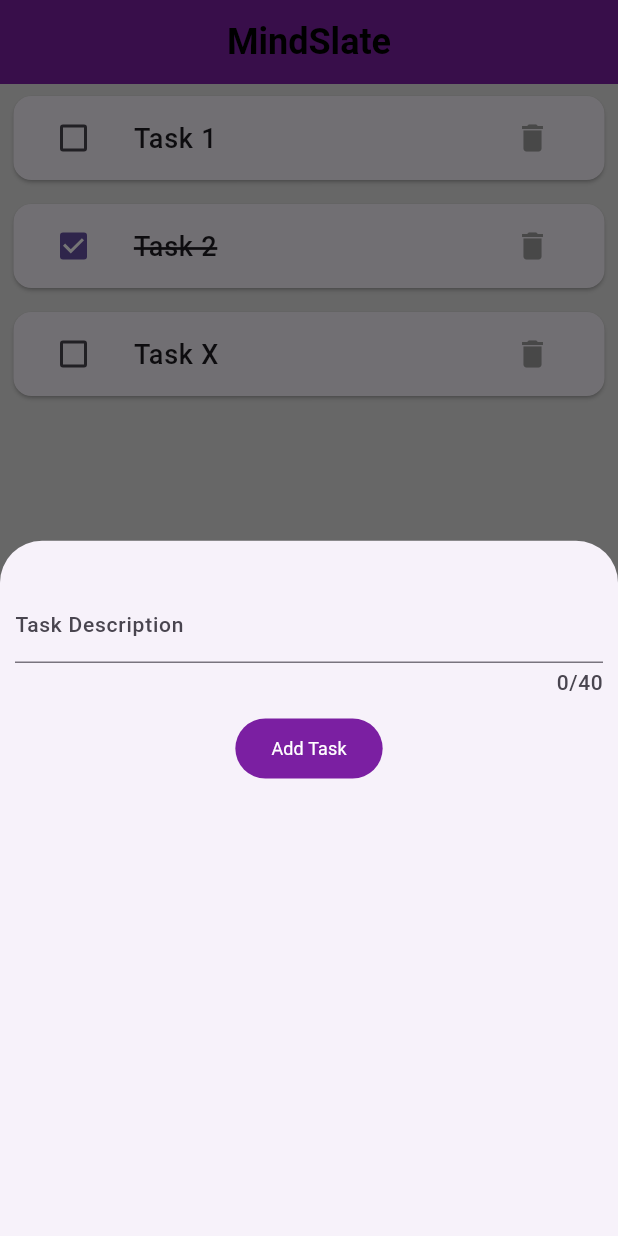
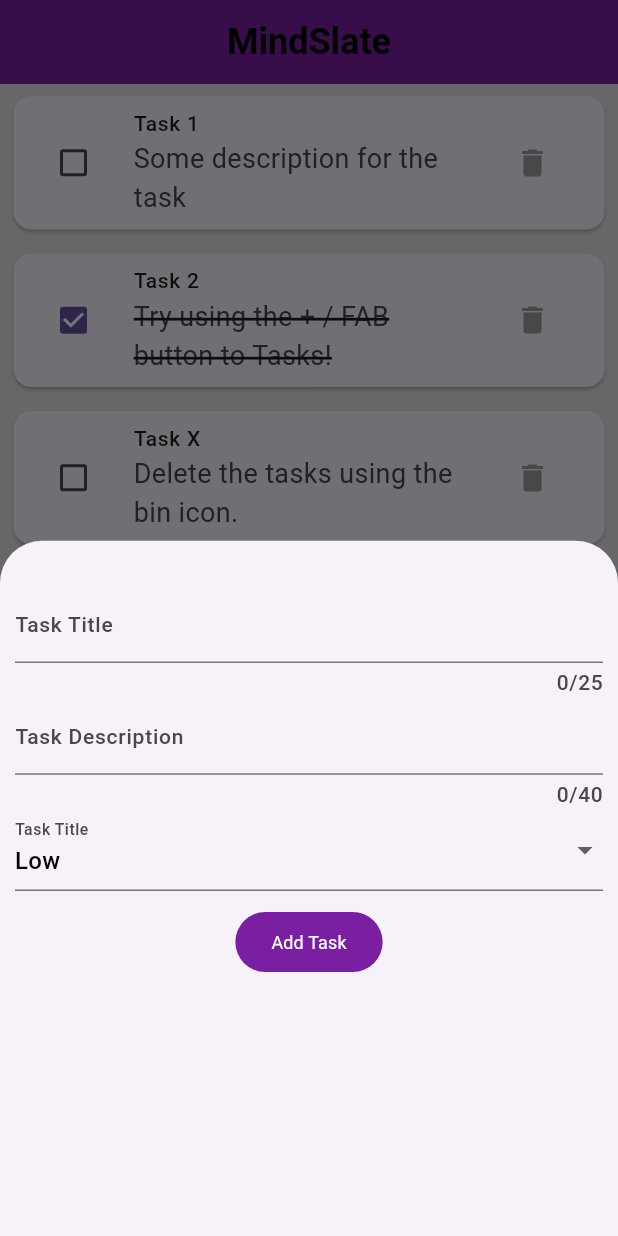
Before and after one commit to Pixel-Code-Hub206/MindSlate, a Flutter app: the screen it shows after launch, after a tap on the "add" icon, on a phone screen of 412 x 824 dp. Run offline on Flutter 3.47's test engine with Material 3 defaults, Android fonts, the phone set to English and light mode, and no system bars; our stand-ins replace device_preview; Roboto replaces fonts that are missing (Poppins).

Commit message:
Added titles for the tasks and a dropdown menu to assign priorities to the task. Declared a fixed set of priorities within the task definition

```diff
--- a/lib/models/tasks.dart
+++ b/lib/models/tasks.dart
@@ -1,10 +1,24 @@
 import 'package:flutter/material.dart';
 
+enum Priority{
+  urgent(color: Colors.red, pTitle: 'Urgent'),  //Priority defined in the form of a Priority instance
+  high(color: Colors.deepOrange, pTitle: 'High'),
+  medium(color: Colors.yellow, pTitle: 'Medium'),
+  low(color: Colors.green, pTitle: 'Low');
+
+ final Color color;
+ final String pTitle;
+
+  const Priority({required this.color, required this.pTitle});
+}
+
 class Tasks{
+  String isTitle = "";
   String isBody = "";
   bool isDone = false;
+  Priority priority;  //Saving custom priorities in an instance of the Priority object names priority
 
-  Tasks({required this.isBody, required this.isDone}); //Labelled parameter using braces {}
+  Tasks({required this.isTitle, required this.isBody, required this.priority, required this.isDone}); //Labelled parameter using braces {}
 
   void toggleDone()
   {
--- a/lib/pages/home_screen.dart
+++ b/lib/pages/home_screen.dart
@@ -12,12 +12,14 @@ class Home extends StatefulWidget {
 class _HomeState extends State<Home> {
 
   final _formGlobalKey = GlobalKey<FormState>();
+  String _taskTitle = '';
   String _taskBody = '';
+  Priority _selectedPriority = Priority.low;
 
   final List<Tasks> _tasks = [
-    Tasks(isBody: 'Task 1', isDone: false),
-    Tasks(isBody: 'Task 2', isDone: true),
-    Tasks(isBody: 'Task X', isDone: false),
+    Tasks(isTitle: 'Task 1', isBody: 'Some description for the task', priority: Priority.medium, isDone: false),
+    Tasks(isTitle: 'Task 2', isBody: 'Try using the + / FAB button to Tasks!', priority: Priority.medium, isDone: true),
+    Tasks(isTitle: 'Task X', isBody: 'Delete the tasks using the bin icon.', priority: Priority.medium, isDone: false),
   ];
 
   @override
@@ -43,6 +45,17 @@ class _HomeState extends State<Home> {
                     ),
 
                       title: Text(
+                        '${_tasks[index].isTitle}',
+                        // style: TextStyle(
+                        //   fontSize: 18.0,
+                        //   decoration: _tasks[index].isDone  //If the task is finished
+                        //       ? TextDecoration.lineThrough    //Strike it!
+                        //       : TextDecoration.none,
+                        //   decorationThickness: _tasks[index].isDone ? 2 : null,
+                        // ),
+                      ),
+
+                    subtitle: Text(
                       '${_tasks[index].isBody}',
                       style: TextStyle(
                         fontSize: 18.0,
@@ -52,6 +65,7 @@ class _HomeState extends State<Home> {
                         decorationThickness: _tasks[index].isDone ? 2 : null,
                       ),
                     ),
+
                     trailing: IconButton(onPressed: (){
                       print('Task is deleted');   //Console logs
                       deleteTask(index);
@@ -80,6 +94,23 @@ class _HomeState extends State<Home> {
                             SizedBox(height: 20.0),
 
                             TextFormField(    //Input for the task description
+                              maxLength: 25,
+                              decoration: const InputDecoration(
+                                label: Text('Task Title'),
+                              ),
+                              validator: (value) {
+                                if(value == null || value.isEmpty || value.length < 2)
+                                {
+                                  return "The given title must be lengthier";
+                                }
+                                return null;  //If no-errors
+                              },
+                              onSaved: (value) {
+                                _taskTitle= value!;   //Updating the task's description after validation
+                              },
+                            ),
+
+                            TextFormField(    //Input for the task description
                               maxLength: 40,
                               decoration: const InputDecoration(
                                 label: Text('Task Description'),
@@ -96,12 +127,29 @@ class _HomeState extends State<Home> {
                                 },
                             ),
 
+                            DropdownButtonFormField(
+                              value: _selectedPriority,
+                              decoration: const InputDecoration(
+                                label: Text('Task Title'),
+                              ),
+                              items: Priority.values.map((p) {
+                                return DropdownMenuItem(
+                                  value: p,
+                                    child: Text(p.pTitle),  //Using the p identifier to mark each item in the list
+                                );
+                            }).toList(),
+                                onChanged: (value) {
+                                print(value);
+                                },
+                            ),
+
                             SizedBox(height: 10.0),
 
                             FilledButton(onPressed: () {
                               if(_formGlobalKey.currentState!.validate()){ //Form Validation
                                 _formGlobalKey.currentState!.save();  //Lock the data from the fields
                                 addTask();    //Only adds to-do's once the Form is validated
+                                _formGlobalKey.currentState!.reset();
                               }
                             },
                               style: FilledButton.styleFrom(
@@ -128,9 +176,11 @@ class _HomeState extends State<Home> {
   }
 
   void addTask(){
-    setState(() {   //Using SetState to display changes in the actual UI and not just the list within
+    setState(() {   //Using SetState to display changes in the actual UI by updating the list within
       _tasks.add(Tasks(
+          isTitle: _taskTitle,
           isBody: _taskBody,
+          priority: Priority.medium,
           isDone: false
       ));
     });
```
Lines whose indentation alone changed are shown as unchanged.
